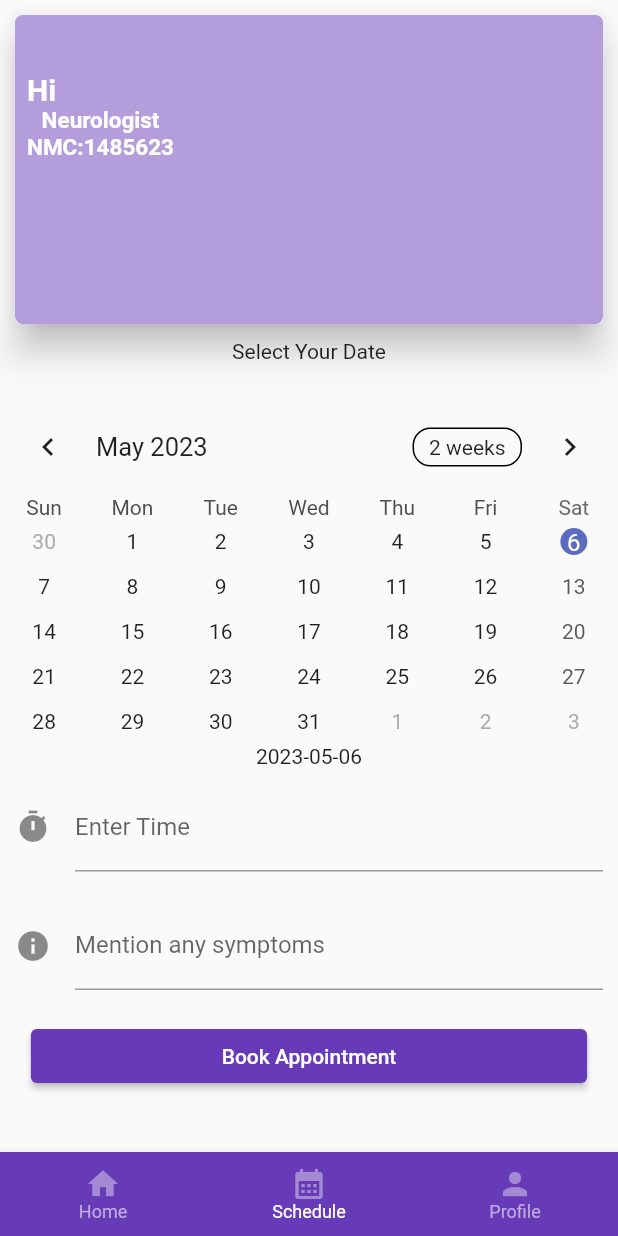
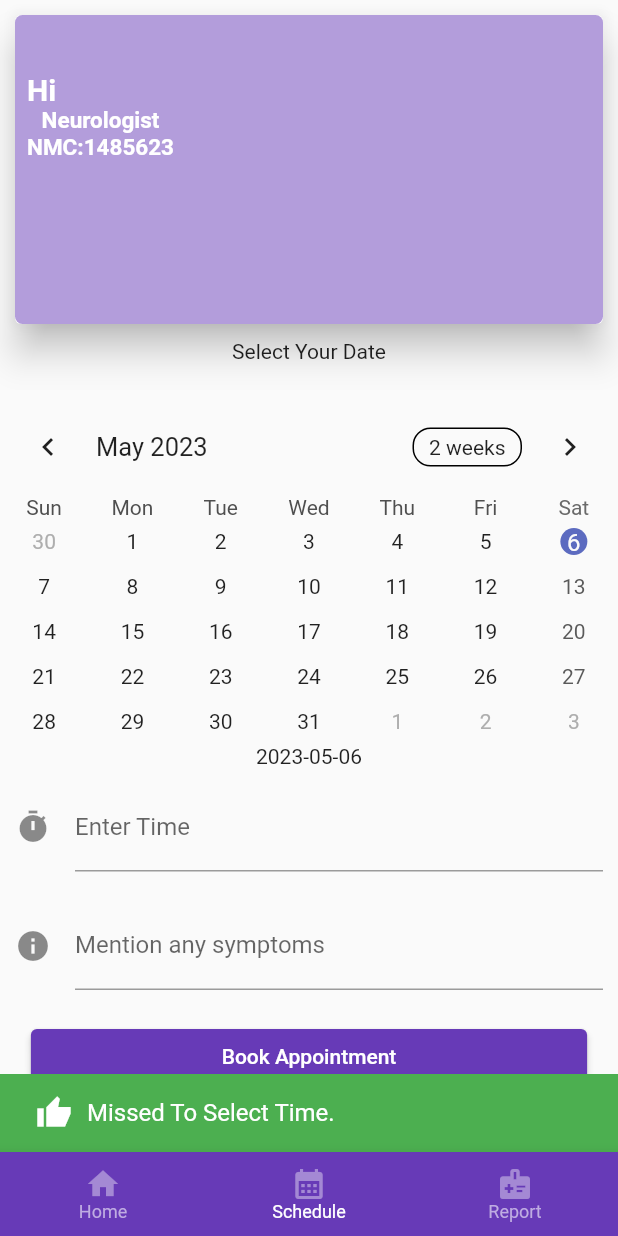
Before and after one commit to piyushyadavNP/DoctorG_FYP, a Flutter app: the MainPage screen opened by its route, item 2 of the bottom bar chosen, after a tap on "Book Appointment", on a phone screen of 412 x 824 dp. Run offline on Flutter 3.47's test engine with Material 2 defaults, Android fonts, the phone set to English and light mode, and no system bars; drawn by our look-alikes of table_calendar; our stand-ins replace cloud_firestore, firebase_auth, firebase_core, firebase_storage, google_fonts, image_picker and 1 more; missing offline and left inert: flutter_pdfview; accounts and stored records are empty.

```diff
--- a/lib/common/doctorCard.dart
+++ b/lib/common/doctorCard.dart
@@ -23,7 +23,7 @@ class DoctorCard extends StatelessWidget {
                       MaterialPageRoute(
                         builder: (context) => AppointmentPage(
                           doctorId: doc.id,
-                          doctorName: doc['name'],
+                          doctorName:"Dr." + doc['name'],
                           specialization: doc['specialization'],
                         ),
                       ),
--- a/lib/main.dart
+++ b/lib/main.dart
@@ -1,8 +1,9 @@
+import 'package:doctor/common/pdf_report.dart';
 import 'package:doctor/provider/counter.dart';
 import 'package:doctor/screens/appointment_page.dart';
-import 'package:doctor/screens/counter_page.dart';
 import 'package:doctor/screens/doctor_page.dart';
 import 'package:doctor/screens/forgot_password.dart';
+import 'package:doctor/screens/invstigation_report.dart';
 import 'package:doctor/screens/login_page.dart';
 import 'package:doctor/screens/profile_screen.dart';
 import 'package:doctor/screens/signup_page.dart';
@@ -48,11 +49,12 @@ class MyApp extends StatelessWidget {
           '/': (context) => const LoginPage(),
           '/signup': (context) => const Signup(),
           '/home': (context) => const MainPage(),
-          '/count': (context) => const CounterPage(),
+          '/report': (context) => const InvestigationReport(),
           '/book': (context) => const AppointmentPage(),
           '/doctorPage': (context) => const DoctorPage(),
           '/profile': (context) => const ProfileScreen(),
           '/forgotPassword': (context) => const ForgotPassword(),
+          '/pdfReport': (context) => const PdfReport()
         },
       ),
     );
--- a/lib/screens/appointment_page.dart
+++ b/lib/screens/appointment_page.dart
@@ -2,6 +2,7 @@ import 'dart:developer';
 
 import 'package:cloud_firestore/cloud_firestore.dart';
 import 'package:doctor/common/alert_info.dart';
+import 'package:doctor/constant/colors.dart';
 import 'package:firebase_auth/firebase_auth.dart';
 import 'package:flutter/material.dart';
 import 'package:intl/intl.dart';
@@ -142,7 +143,11 @@ class _AppointmentPageState extends State<AppointmentPage> {
     final date = DateFormat("yyyy-MM-dd").format(_selectedDay!);
     final todayDate = DateFormat("yyy-MM-dd").format(DateTime.now());
     if (dateTimeController.text.isEmpty) {
-      AlertInfo(message: "Missed To Select Time.").showInfo(context);
+      AlertInfo(
+              message: "Missed To Select Time.",
+              isSuccess: true,
+              backgroundColor: successAlert)
+          .showInfo(context);
       return;
     }
     if (!_selectedDay!.isBefore(DateTime.now())) {
@@ -155,16 +160,25 @@ class _AppointmentPageState extends State<AppointmentPage> {
           "doctorId": widget.doctorId,
           "symptoms": _symptomsController.text.trim(),
           "userName": user.displayName
-        }).then((value) =>
-            AlertInfo(message: "Appointment Booked").showInfo(context));
+        }).then((value) => AlertInfo(
+                message: "Appointment Booked",
+                isSuccess: true,
+                backgroundColor: successAlert)
+            .showInfo(context));
       } on FirebaseException catch (ex) {
         log(ex.toString());
-        AlertInfo(message: "Some Error Occured").showInfo(context);
+        AlertInfo(
+                message: "Some Error Occured", backgroundColor: shrineErrorRed)
+            .showInfo(context);
       } catch (ex) {
-        AlertInfo(message: "Some Error Occured").showInfo(context);
+        AlertInfo(
+                message: "Some Error Occured", backgroundColor: shrineErrorRed)
+            .showInfo(context);
       }
     } else {
-      AlertInfo(message: "Date Can't Be In Past").showInfo(context);
+      AlertInfo(
+              message: "Date Can't Be In Past", backgroundColor: shrineErrorRed)
+          .showInfo(context);
     }
   }
 }
--- a/lib/screens/navbar.dart
+++ b/lib/screens/navbar.dart
@@ -1,6 +1,7 @@
 import 'package:doctor/screens/appointment_page.dart';
 import 'package:doctor/screens/counter_page.dart';
 import 'package:doctor/screens/homePage.dart';
+import 'package:doctor/screens/invstigation_report.dart';
 import 'package:flutter/material.dart';
 
 import '../constant/colors.dart';
@@ -17,8 +18,8 @@ class _MainPageState extends State<MainPage> with TickerProviderStateMixin {
   TabController? tabController;
   List<Widget> pages = [
     const HomePage(),
-    AppointmentPage(),
-    const CounterPage(),
+    const AppointmentPage(),
+    const InvestigationReport(),
   ];
   int currentIndex = 0;
 
@@ -63,9 +64,9 @@ class _MainPageState extends State<MainPage> with TickerProviderStateMixin {
                     color: white.withOpacity(0.4),
                   )),
               BottomNavigationBarItem(
-                  label: "Profile",
+                  label: "Report",
                   icon: Icon(
-                    Icons.person,
+                    Icons.medical_information,
                     color: white.withOpacity(0.4),
                   )),
             ],
--- a/lib/screens/signup_page.dart
+++ b/lib/screens/signup_page.dart
@@ -143,6 +143,7 @@ class _SignupState extends State<Signup> {
                       },
                     ),
                     DropDownField(
+                      isCategories: false,
                       chosenValue: gender,
                       onChanged: (String? value) {
                         setState(() {
--- a/pubspec.yaml
+++ b/pubspec.yaml
@@ -34,11 +34,14 @@ dependencies:
   firebase_storage: ^11.0.16
   flutter:
     sdk: flutter
-  google_fonts: ^3.0.1
+  flutter_pdfview: ^1.3.0
+  google_fonts: ^4.0.4
   image_picker: ^0.8.7
   intl: ^0.18.0
   material: ^1.0.0+2
   path: ^1.8.2
+  path_provider: ^2.0.1
+  permission_handler: ^10.2.0
   provider: ^6.0.5
   shared_preferences: ^2.0.17
   table_calendar: ^3.0.9
```
Also changed, not shown: lib/common/pdf_report.dart (added, +144 -0 lines), lib/screens/doctor_signup.dart (+21 -10 lines), lib/screens/invstigation_report.dart (added, +71 -0 lines), lib/widget/drop_down.dart (+41 -4 lines), pubspec.lock, 8 other files.
